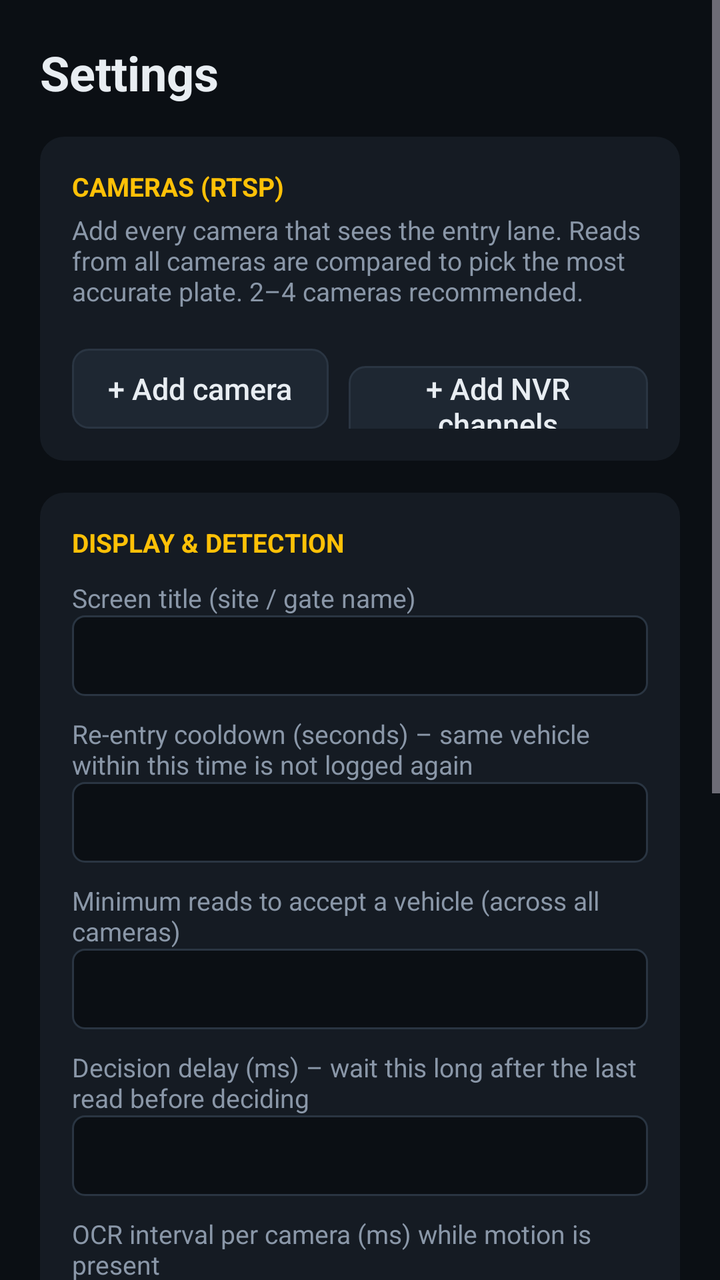
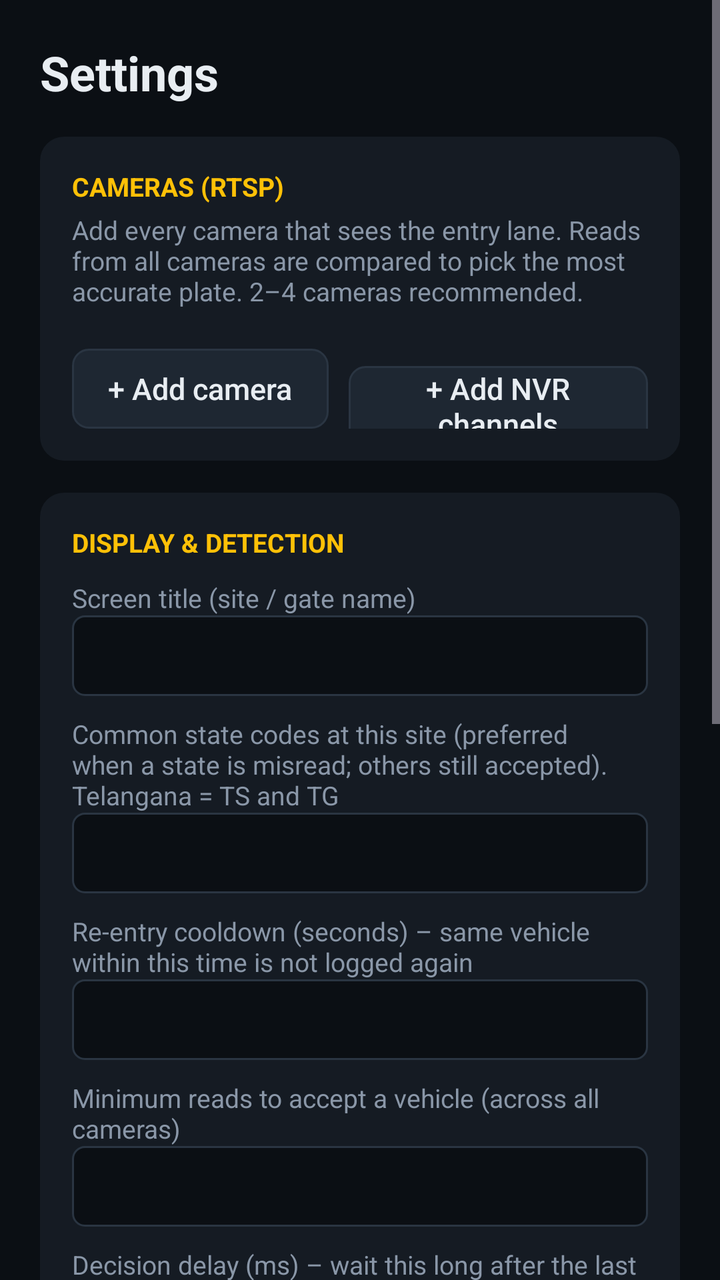

Before-and-after screenshots of an Android layout around one commit, followed by the original layout XML and the change that was made.
<!-- AndroidManifest.xml: application theme Theme.VehicleGate -->
<!-- res/layout/activity_settings.xml -->
<?xml version="1.0" encoding="utf-8"?>
<ScrollView xmlns:android="http://schemas.android.com/apk/res/android"
    android:layout_width="match_parent"
    android:layout_height="match_parent"
    android:background="@color/bg"
    android:fillViewport="true">

    <LinearLayout
        android:layout_width="match_parent"
        android:layout_height="wrap_content"
        android:orientation="vertical"
        android:padding="20dp">

        <TextView
            android:layout_width="wrap_content"
            android:layout_height="wrap_content"
            android:text="Settings"
            android:textColor="@color/text"
            android:textSize="24sp"
            android:textStyle="bold" />

        
        <LinearLayout
            android:layout_width="match_parent"
            android:layout_height="wrap_content"
            android:layout_marginTop="16dp"
            android:background="@drawable/card_bg"
            android:orientation="vertical"
            android:padding="16dp">

            <TextView
                android:layout_width="wrap_content"
                android:layout_height="wrap_content"
                android:text="CAMERAS (RTSP)"
                android:textColor="@color/accent"
                android:textSize="13sp"
                android:textStyle="bold" />

            <TextView
                android:layout_width="wrap_content"
                android:layout_height="wrap_content"
                android:layout_marginTop="4dp"
                android:text="Add every camera that sees the entry lane. Reads from all cameras are compared to pick the most accurate plate. 2–4 cameras recommended."
                android:textColor="@color/text_dim"
                android:textSize="13sp" />

            <LinearLayout
                android:id="@+id/cameraList"
                android:layout_width="match_parent"
                android:layout_height="wrap_content"
                android:layout_marginTop="10dp"
                android:orientation="vertical" />

            <LinearLayout
                android:layout_width="wrap_content"
                android:layout_height="wrap_content"
                android:layout_marginTop="10dp"
                android:orientation="horizontal">

                <androidx.appcompat.widget.AppCompatButton
                    android:id="@+id/addCamera"
                    style="@style/TvButton"
                    android:layout_width="wrap_content"
                    android:layout_height="wrap_content"
                    android:text="+ Add camera" />

                <androidx.appcompat.widget.AppCompatButton
                    android:id="@+id/addNvr"
                    style="@style/TvButton"
                    android:layout_width="wrap_content"
                    android:layout_height="wrap_content"
                    android:layout_marginStart="10dp"
                    android:text="+ Add NVR channels" />
            </LinearLayout>
        </LinearLayout>

        
        <LinearLayout
            android:layout_width="match_parent"
            android:layout_height="wrap_content"
            android:layout_marginTop="16dp"
            android:background="@drawable/card_bg"
            android:orientation="vertical"
            android:padding="16dp">

            <TextView
                android:layout_width="wrap_content"
                android:layout_height="wrap_content"
                android:text="DISPLAY &amp; DETECTION"
                android:textColor="@color/accent"
                android:textSize="13sp"
                android:textStyle="bold" />

            <TextView style="@style/FieldLabel" android:layout_width="wrap_content" android:layout_height="wrap_content" android:text="Screen title (site / gate name)" />
            <EditText android:id="@+id/siteTitle" style="@style/Field" android:layout_width="match_parent" android:layout_height="wrap_content" android:inputType="text" />

            <TextView style="@style/FieldLabel" android:layout_width="wrap_content" android:layout_height="wrap_content" android:text="Re-entry cooldown (seconds) – same vehicle within this time is not logged again" />
            <EditText android:id="@+id/cooldown" style="@style/Field" android:layout_width="match_parent" android:layout_height="wrap_content" android:inputType="number" />

            <TextView style="@style/FieldLabel" android:layout_width="wrap_content" android:layout_height="wrap_content" android:text="Minimum reads to accept a vehicle (across all cameras)" />
            <EditText android:id="@+id/minReads" style="@style/Field" android:layout_width="match_parent" android:layout_height="wrap_content" android:inputType="number" />

            <TextView style="@style/FieldLabel" android:layout_width="wrap_content" android:layout_height="wrap_content" android:text="Decision delay (ms) – wait this long after the last read before deciding" />
            <EditText android:id="@+id/settle" style="@style/Field" android:layout_width="match_parent" android:layout_height="wrap_content" android:inputType="number" />

            <TextView style="@style/FieldLabel" android:layout_width="wrap_content" android:layout_height="wrap_content" android:text="OCR interval per camera (ms) while motion is present" />
            <EditText android:id="@+id/ocrInterval" style="@style/Field" android:layout_width="match_parent" android:layout_height="wrap_content" android:inputType="number" />

            <TextView style="@style/FieldLabel" android:layout_width="wrap_content" android:layout_height="wrap_content" android:text="Minimum confidence (%)" />
            <EditText android:id="@+id/minConf" style="@style/Field" android:layout_width="match_parent" android:layout_height="wrap_content" android:inputType="number" />

            <TextView style="@style/FieldLabel" android:layout_width="wrap_content" android:layout_height="wrap_content" android:text="Keep history for (days, 0 = forever)" />
            <EditText android:id="@+id/retention" style="@style/Field" android:layout_width="match_parent" android:layout_height="wrap_content" android:inputType="number" />

            <CheckBox
                android:id="@+id/beep"
                android:layout_width="wrap_content"
                android:layout_height="wrap_content"
                android:layout_marginTop="10dp"
                android:background="@drawable/row_bg"
                android:padding="6dp"
                android:text="Beep when a new vehicle is logged"
                android:textColor="@color/text" />

            <CheckBox
                android:id="@+id/liveVideo"
                android:layout_width="wrap_content"
                android:layout_height="wrap_content"
                android:background="@drawable/row_bg"
                android:padding="6dp"
                android:text="Show live camera video on the dashboard (off = small status chips; use ▶ Preview to watch a camera)"
                android:textColor="@color/text" />
        </LinearLayout>

        <HorizontalScrollView
            android:layout_width="match_parent"
            android:layout_height="wrap_content"
            android:layout_marginTop="16dp"
            android:scrollbars="none">
        <LinearLayout
            android:layout_width="wrap_content"
            android:layout_height="wrap_content"
            android:orientation="horizontal">

            <androidx.appcompat.widget.AppCompatButton
                android:id="@+id/save"
                style="@style/TvButton"
                android:layout_width="wrap_content"
                android:layout_height="wrap_content"
                android:text="Save &amp; back" />

            <androidx.appcompat.widget.AppCompatButton
                android:id="@+id/exportSettings"
                style="@style/TvButton"
                android:layout_width="wrap_content"
                android:layout_height="wrap_content"
                android:layout_marginStart="10dp"
                android:text="Backup settings" />

            <androidx.appcompat.widget.AppCompatButton
                android:id="@+id/importSettings"
                style="@style/TvButton"
                android:layout_width="wrap_content"
                android:layout_height="wrap_content"
                android:layout_marginStart="10dp"
                android:text="Restore settings" />

            <androidx.appcompat.widget.AppCompatButton
                android:id="@+id/exportCsv"
                style="@style/TvButton"
                android:layout_width="wrap_content"
                android:layout_height="wrap_content"
                android:layout_marginStart="10dp"
                android:text="Export history (CSV)" />

            <androidx.appcompat.widget.AppCompatButton
                android:id="@+id/clearHistory"
                style="@style/TvButton"
                android:layout_width="wrap_content"
                android:layout_height="wrap_content"
                android:layout_marginStart="10dp"
                android:text="Clear history"
                android:textColor="@color/error" />
        </LinearLayout>
        </HorizontalScrollView>
    </LinearLayout>
</ScrollView>
<!-- resources referenced by this layout -->
<resources>
  <color name="accent">#FFC107</color>
  <color name="bg">#0B0F14</color>
  <color name="error">#FF5252</color>
  <color name="text">#E8EDF2</color>
  <color name="text_dim">#8A97A8</color>
  <!-- drawable card_bg (drawable) -->
  <?xml version="1.0" encoding="utf-8"?>
  <shape xmlns:android="http://schemas.android.com/apk/res/android" android:shape="rectangle">
      <solid android:color="@color/surface" />
      <corners android:radius="12dp" />
  </shape>
  <!-- drawable row_bg (drawable) -->
  <?xml version="1.0" encoding="utf-8"?>
  <selector xmlns:android="http://schemas.android.com/apk/res/android">
      <item android:state_focused="true">
          <shape android:shape="rectangle">
              <solid android:color="@color/surface2" />
              <stroke android:width="2dp" android:color="@color/accent" />
              <corners android:radius="6dp" />
          </shape>
      </item>
      <item>
          <shape android:shape="rectangle">
              <solid android:color="@android:color/transparent" />
          </shape>
      </item>
  </selector>
  <style name="Field">
          <item name="android:background">@drawable/field_bg</item>
          <item name="android:textColor">@color/text</item>
          <item name="android:textColorHint">@color/text_dim</item>
          <item name="android:textSize">15sp</item>
          <item name="android:padding">10dp</item>
          <item name="android:singleLine">true</item>
      </style>
  <style name="FieldLabel">
          <item name="android:textColor">@color/text_dim</item>
          <item name="android:textSize">13sp</item>
          <item name="android:layout_marginTop">10dp</item>
      </style>
  <style name="TvButton" parent="Widget.AppCompat.Button.Borderless">
          <item name="android:background">@drawable/focus_bg</item>
          <item name="android:textColor">@color/text</item>
          <item name="android:textAllCaps">false</item>
          <item name="android:textSize">15sp</item>
          <item name="android:paddingStart">18dp</item>
          <item name="android:paddingEnd">18dp</item>
          <item name="android:minHeight">40dp</item>
          <item name="android:focusable">true</item>
      </style>
  <style name="Theme.VehicleGate" parent="Theme.Material3.Dark.NoActionBar">
          <item name="android:windowBackground">@color/bg</item>
          <item name="colorPrimary">@color/accent</item>
          <item name="colorOnPrimary">#000000</item>
          <item name="colorSecondary">@color/accent</item>
          <item name="android:statusBarColor">@color/bg</item>
          <item name="android:navigationBarColor">@color/bg</item>
      </style>
  <color name="surface">#151B23</color>
  <color name="surface2">#1E2732</color>
  <!-- drawable field_bg (drawable) -->
  <?xml version="1.0" encoding="utf-8"?>
  <selector xmlns:android="http://schemas.android.com/apk/res/android">
      <item android:state_focused="true">
          <shape android:shape="rectangle">
              <solid android:color="@color/bg" />
              <stroke android:width="2dp" android:color="@color/accent" />
              <corners android:radius="6dp" />
          </shape>
      </item>
      <item>
          <shape android:shape="rectangle">
              <solid android:color="@color/bg" />
              <stroke android:width="1dp" android:color="@color/divider" />
              <corners android:radius="6dp" />
          </shape>
      </item>
  </selector>
  <color name="divider">#2A3542</color>
  <!-- unchanged entries left out for length: 1 -->
</resources>

<!-- the commit's change to res/layout/activity_settings.xml (unified diff, before → after) -->
@@ -94,6 +94,9 @@
             <TextView style="@style/FieldLabel" android:layout_width="wrap_content" android:layout_height="wrap_content" android:text="Screen title (site / gate name)" />
             <EditText android:id="@+id/siteTitle" style="@style/Field" android:layout_width="match_parent" android:layout_height="wrap_content" android:inputType="text" />
 
+            <TextView style="@style/FieldLabel" android:layout_width="wrap_content" android:layout_height="wrap_content" android:text="Common state codes at this site (preferred when a state is misread; others still accepted). Telangana = TS and TG" />
+            <EditText android:id="@+id/commonStates" style="@style/Field" android:layout_width="match_parent" android:layout_height="wrap_content" android:inputType="textCapCharacters" />
+
             <TextView style="@style/FieldLabel" android:layout_width="wrap_content" android:layout_height="wrap_content" android:text="Re-entry cooldown (seconds) – same vehicle within this time is not logged again" />
             <EditText android:id="@+id/cooldown" style="@style/Field" android:layout_width="match_parent" android:layout_height="wrap_content" android:inputType="number" />
 
